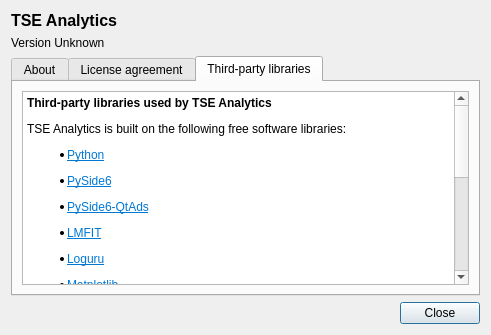
Before: the Qt Designer form tse_analytics/views/about_dialog.ui in TSE-Systems/tse-analytics, drawn with Qt 5.
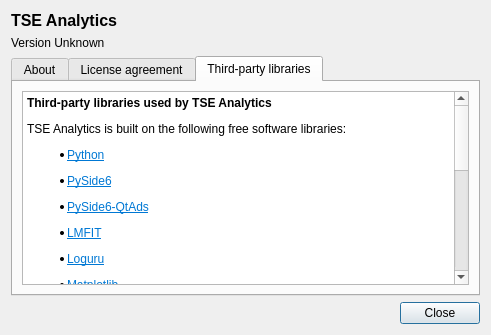
After: the same form once the commit is applied. The open tabs and pages were chosen to show the change.

Diff of the .ui file:
```diff
--- a/tse_analytics/views/about_dialog.ui
+++ b/tse_analytics/views/about_dialog.ui
@@ -353,7 +353,9 @@
 &lt;li style=&quot; margin-top:12px; margin-bottom:0px; margin-left:0px; margin-right:0px; -qt-block-indent:0; text-indent:0px;&quot;&gt;&lt;a href=&quot;https://github.com/sbi-rviot/ph_table/&quot;&gt;&lt;span style=&quot; text-decoration: underline; color:#0078d4;&quot;&gt;pretty_html_table&lt;/span&gt;&lt;/a&gt;&lt;/li&gt;
 &lt;li style=&quot; margin-top:12px; margin-bottom:0px; margin-left:0px; margin-right:0px; -qt-block-indent:0; text-indent:0px;&quot;&gt;&lt;a href=&quot;https://github.com/giampaolo/psutil/&quot;&gt;&lt;span style=&quot; text-decoration: underline; color:#0078d4;&quot;&gt;psutil&lt;/span&gt;&lt;/a&gt;&lt;/li&gt;
 &lt;li style=&quot; margin-top:12px; margin-bottom:0px; margin-left:0px; margin-right:0px; -qt-block-indent:0; text-indent:0px;&quot;&gt;&lt;a href=&quot;https://www.pyqtgraph.org/&quot;&gt;&lt;span style=&quot; text-decoration: underline; color:#0078d4;&quot;&gt;PyQtGraph&lt;/span&gt;&lt;/a&gt;&lt;/li&gt;
-&lt;li style=&quot; margin-top:12px; margin-bottom:0px; margin-left:0px; margin-right:0px; -qt-block-indent:0; text-indent:0px;&quot;&gt;&lt;a href=&quot;https://seaborn.pydata.org/&quot;&gt;&lt;span style=&quot; text-decoration: underline; color:#0078d4;&quot;&gt;seaborn&lt;/span&gt;&lt;/a&gt;&lt;/li&gt;&lt;/ul&gt;&lt;/body&gt;&lt;/html&gt;</string>
+&lt;li style=&quot; margin-top:12px; margin-bottom:0px; margin-left:0px; margin-right:0px; -qt-block-indent:0; text-indent:0px;&quot;&gt;&lt;a href=&quot;https://github.com/niklashenning/pyqttoast/&quot;&gt;&lt;span style=&quot; text-decoration: underline; color:#0078d4;&quot;&gt;PyQt Toast&lt;/span&gt;&lt;/a&gt;&lt;/li&gt;
+&lt;li style=&quot; margin-top:12px; margin-bottom:0px; margin-left:0px; margin-right:0px; -qt-block-indent:0; text-indent:0px;&quot;&gt;&lt;a href=&quot;https://seaborn.pydata.org/&quot;&gt;&lt;span style=&quot; text-decoration: underline; color:#0078d4;&quot;&gt;seaborn&lt;/span&gt;&lt;/a&gt;&lt;/li&gt;
+&lt;li style=&quot; margin-top:12px; margin-bottom:0px; margin-left:0px; margin-right:0px; -qt-block-indent:0; text-indent:0px;&quot;&gt;&lt;a href=&quot;https://github.com/traja-team/traja/&quot;&gt;&lt;span style=&quot; text-decoration: underline; color:#0078d4;&quot;&gt;Traja&lt;/span&gt;&lt;/a&gt;&lt;/li&gt;&lt;/ul&gt;&lt;/body&gt;&lt;/html&gt;</string>
          </property>
          <property name="openExternalLinks">
           <bool>true</bool>
```
